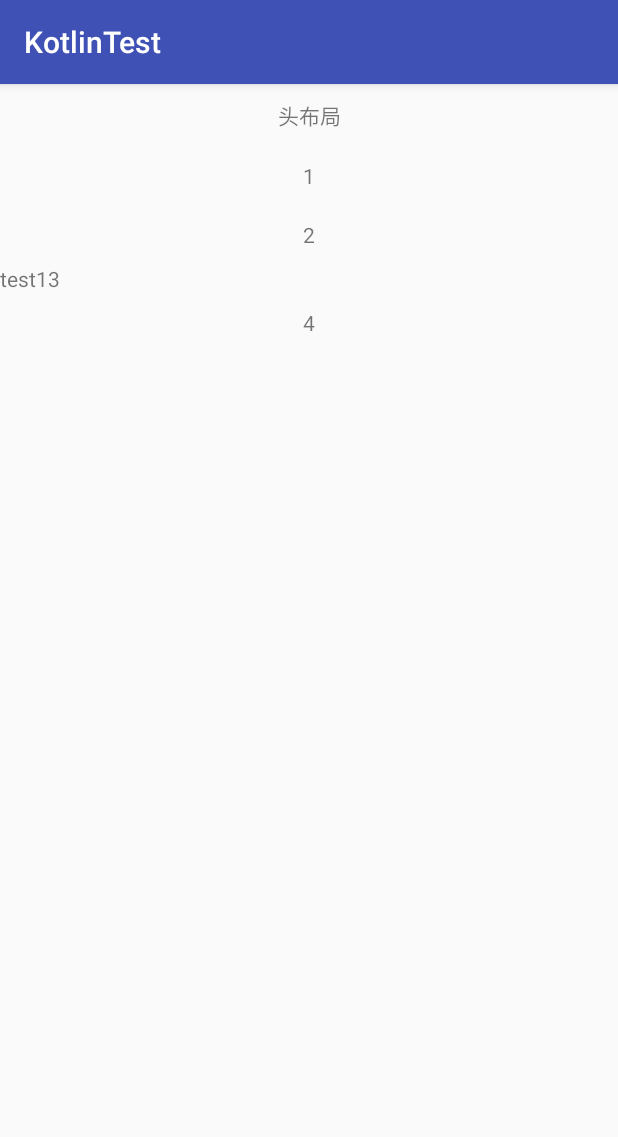
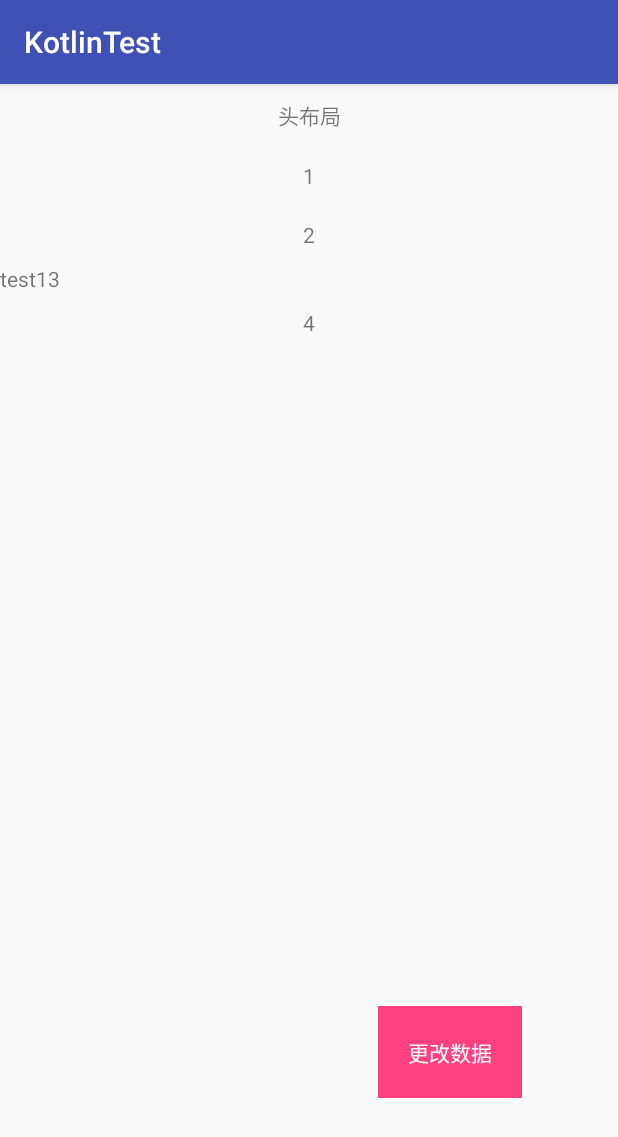
Before and after one commit to JadynAi/Kotlin-D, an Android app: the screen it shows after launch (MainActivity), on a phone screen of 412 x 824 dp. Shown: the top 1137 px of the screen. Run offline under Robolectric (Android 15) with nearby library versions, the phone set to English and light mode, and no system bars.

Commit message:
DSL适配器代码修正bug

```diff
--- a/app/src/main/java/com/motong/cm/kotlintest/MainActivity.kt
+++ b/app/src/main/java/com/motong/cm/kotlintest/MainActivity.kt
@@ -18,9 +18,10 @@ class MainActivity : AppCompatActivity() {
         super.onCreate(savedInstanceState)
         setContentView(R.layout.activity_main)
 
+
         recycler_view.layoutManager = LinearLayoutManager(this)
 
-        val acrobatAdapter = AcrobatAdapter<String>(this) {
+        val acrobatAdapter = AcrobatAdapter<String> {
 
             itemDSL {
                 resId(R.layout.item_test)
@@ -36,8 +37,8 @@ class MainActivity : AppCompatActivity() {
                 }
 
                 onViewAttach { pos, view ->
-                    view?.item_tv?.setOnClickListener{
-                        Toast.makeText(this@MainActivity,"cecee",Toast.LENGTH_LONG).show()
+                    view?.item_tv?.setOnClickListener {
+                        Toast.makeText(this@MainActivity, "cecee", Toast.LENGTH_LONG).show()
                     }
                 }
 
@@ -58,6 +59,11 @@ class MainActivity : AppCompatActivity() {
 
         recycler_view.adapter = acrobatAdapter
         acrobatAdapter.setDataWithDiff(arrayListOf("1", "2", "3", "4"))
+
+        change_tv.setOnClickListener {
+            Toast.makeText(this@MainActivity, "Change", Toast.LENGTH_LONG).show()
+            acrobatAdapter.setDataWithDiff(arrayListOf("1", "2"))
+        }
     }
 }
 
--- a/app/src/main/java/com/motong/cm/kotlintest/rdsll/AcrobatAdapter.kt
+++ b/app/src/main/java/com/motong/cm/kotlintest/rdsll/AcrobatAdapter.kt
@@ -1,6 +1,5 @@
 package com.motong.cm.kotlintest.rdsll
 
-import android.content.Context
 import android.support.v7.util.DiffUtil
 import android.support.v7.widget.RecyclerView
 import android.view.LayoutInflater
@@ -15,7 +14,7 @@ import kotlinx.android.extensions.LayoutContainer
  *@Since:2018/6/12
  *@ChangeList:
  */
-class AcrobatAdapter<D>(private val ctx: Context, create: AcrobatMgr<D>.() -> Unit) : RecyclerView.Adapter<AcrobatAdapter.AcroViewHolder>() {
+class AcrobatAdapter<D>(create: AcrobatMgr<D>.() -> Unit) : RecyclerView.Adapter<AcrobatAdapter.AcroViewHolder>() {
 
     private val acrobatMgr by lazy {
         AcrobatMgr<D>()
@@ -41,12 +40,11 @@ class AcrobatAdapter<D>(private val ctx: Context, create: AcrobatMgr<D>.() -> Un
 
     fun setDataWithDiff(dataList: ArrayList<D>) {
         val diffCallBack = DiffCallback()
-        val updateData = acrobatMgr.updateData(dataList)
+        val updateData = acrobatMgr.newData(dataList)
         diffCallBack.setData(acrobatMgr.items, updateData)
-        acrobatMgr.items.clear()
-        acrobatMgr.items.addAll(updateData)
         val calculateDiff = DiffUtil.calculateDiff(diffCallBack)
         calculateDiff.dispatchUpdatesTo(this)
+        acrobatMgr.refreshData(dataList, updateData)
     }
 
     override fun onViewAttachedToWindow(holder: AcroViewHolder) {
--- a/app/src/main/java/com/motong/cm/kotlintest/rdsll/AcrobatMgr.kt
+++ b/app/src/main/java/com/motong/cm/kotlintest/rdsll/AcrobatMgr.kt
@@ -37,16 +37,13 @@ class AcrobatMgr<D> {
         itemConfigSet.add(acrobatDSL)
     }
 
-    fun updateData(list: List<D?>): ArrayList<AcrobatItem<D>> {
+    fun newData(list: List<D?>): ArrayList<AcrobatItem<D>> {
         val newList = ArrayList<AcrobatItem<D>>()
-        data.clear()
         items.forEach {
             if (it is AcroLayoutItem<D>) {
                 newList.add(it)
-                data.add(null)
             }
         }
-        data.addAll(list)
         list?.forEachIndexed { index, d ->
             if (itemConfigSet.isEmpty()) {
                 throw RuntimeException("Item must config!")
@@ -65,4 +62,16 @@ class AcrobatMgr<D> {
         }
         return newList
     }
+
+    fun refreshData(list: List<D?>, newData: ArrayList<AcrobatItem<D>>) {
+        data.clear()
+        items.forEach {
+            if (it is AcroLayoutItem<D>) {
+                data.add(null)
+            }
+        }
+        data.addAll(list)
+        items.clear()
+        items.addAll(newData)
+    }
 }
--- a/app/src/main/res/layout/activity_main.xml
+++ b/app/src/main/res/layout/activity_main.xml
@@ -12,8 +12,24 @@
         android:layout_width="match_parent"
         android:layout_height="match_parent"
         app:layout_constraintBottom_toBottomOf="parent"
+        app:layout_constraintHorizontal_bias="1.0"
         app:layout_constraintLeft_toLeftOf="parent"
         app:layout_constraintRight_toRightOf="parent"
-        app:layout_constraintTop_toTopOf="parent"/>
+        app:layout_constraintTop_toTopOf="parent"
+        app:layout_constraintVertical_bias="1.0"/>
+
+
+    <TextView
+        android:id="@+id/change_tv"
+        android:layout_width="wrap_content"
+        android:layout_height="wrap_content"
+        android:layout_marginBottom="92dp"
+        android:layout_marginEnd="64dp"
+        android:padding="20dp"
+        android:textColor="@android:color/white"
+        android:background="@color/colorAccent"
+        android:text="更改数据"
+        app:layout_constraintBottom_toBottomOf="parent"
+        app:layout_constraintEnd_toEndOf="parent"/>
 
 </android.support.constraint.ConstraintLayout>
```
